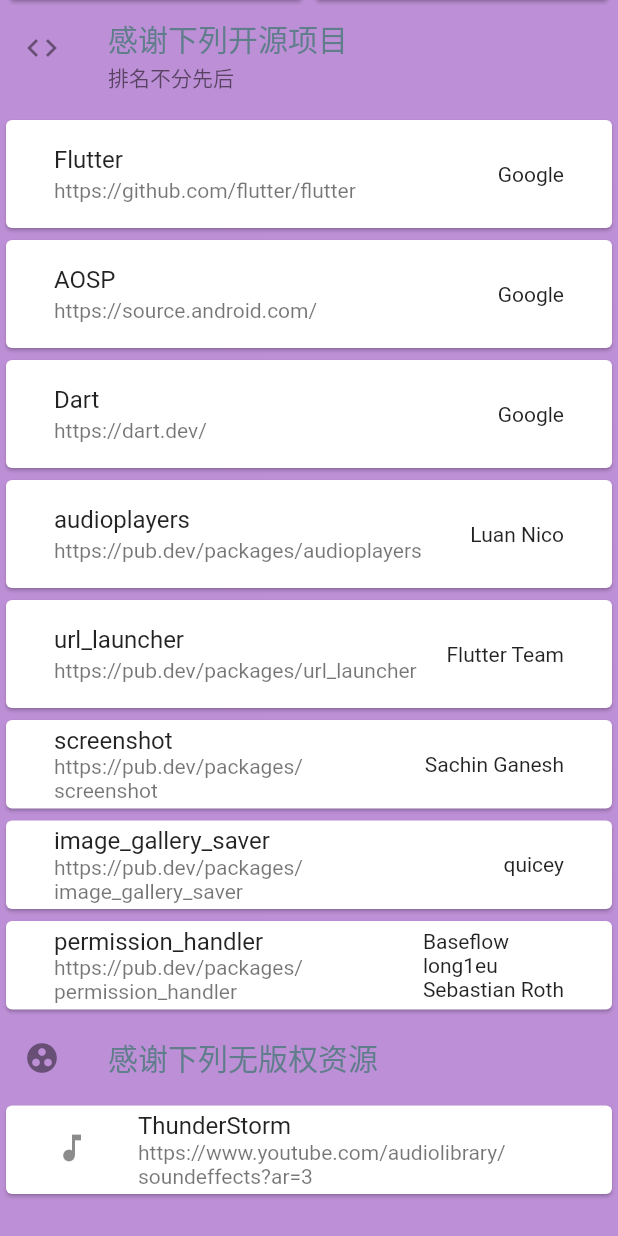
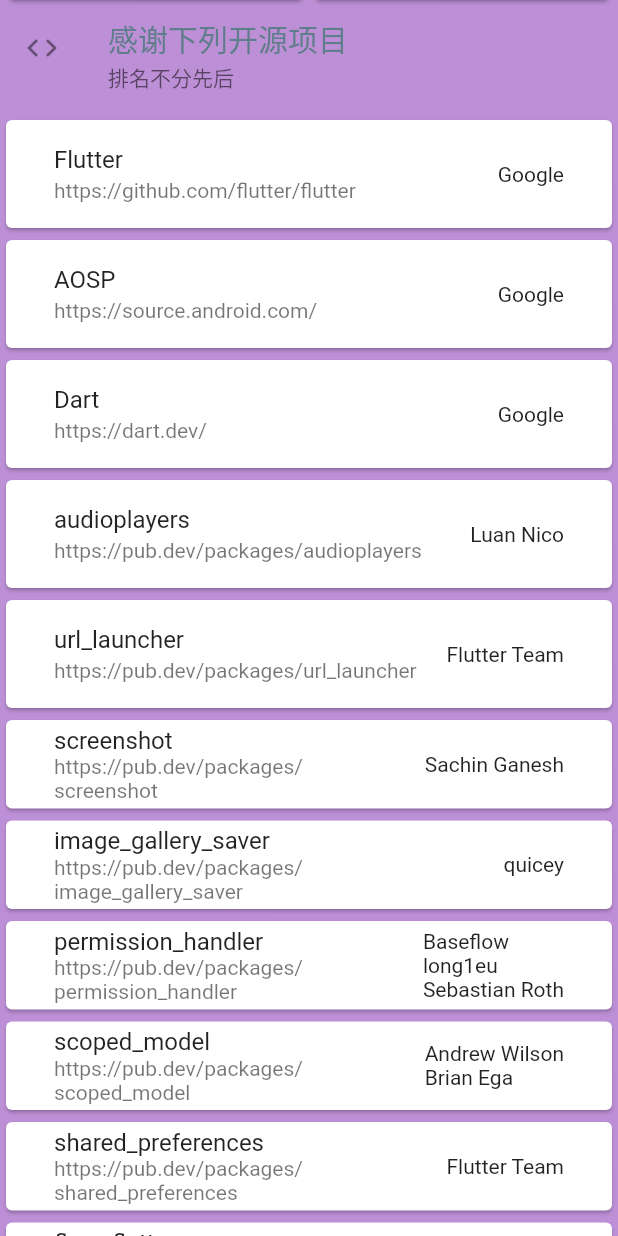
Before and after one commit to laiiihz/feelings, a Flutter app: the AboutPage screen opened directly, scrolled down 576 dp, on a phone screen of 412 x 824 dp. Run offline on Flutter 3.47's test engine with Material 2 defaults, Android fonts, the phone set to English and light mode, and no system bars; our stand-ins replace audioplayers, flare_flutter, image_gallery_saver, permission_handler, screenshot, shared_preferences; accounts and stored records are empty.

Commit message:
update about

```diff
--- a/lib/About.dart
+++ b/lib/About/About.dart
@@ -1,3 +1,4 @@
+import 'package:feelings/About/StaticAbout.dart';
 import 'package:flutter/material.dart';
 import 'package:url_launcher/url_launcher.dart';
 import 'package:feelings/static.dart';
@@ -11,6 +12,35 @@ class _AboutState extends State<AboutPage> {
   final _colorA = genRandomColor();
   final _colorB = genRandomColor();
   final _colorC = genRandomColor();
+
+  List<List<String>> _projectList = [
+    ['Flutter', 'https://github.com/flutter/flutter', 'Google'],
+    ['AOSP', 'https://source.android.com/', 'Google'],
+    ['Dart', 'https://dart.dev/', 'Google'],
+    ['audioplayers', 'https://pub.dev/packages/audioplayers', 'Luan Nico'],
+    ['url_launcher', 'https://pub.dev/packages/url_launcher', 'Flutter Team'],
+    ['screenshot', 'https://pub.dev/packages/screenshot', 'Sachin Ganesh'],
+    ['image_gallery_saver', 'https://pub.dev/packages/image_gallery_saver', 'quicey'],
+    ['permission_handler', 'https://pub.dev/packages/permission_handler', 'Baseflow\nlong1eu\nSebastian Roth'],
+    ['scoped_model', 'https://pub.dev/packages/scoped_model', 'Andrew Wilson\nBrian Ega'],
+    ['shared_preferences', 'https://pub.dev/packages/shared_preferences', 'Flutter Team'],
+    ['flare_flutter', 'https://pub.dev/packages/flare_flutter', '2Dimensions Team'],
+
+
+  ];
+  List<Widget> _projectsCards = [];
+
+  @override
+  void initState() {
+    // TODO: implement initState
+    super.initState();
+    for (List<String> item in _projectList) {
+      OpenSourceProjects _openSourceProjects =
+          OpenSourceProjects(item[0], item[1], item[2]);
+      _projectsCards.add(_openSourceProjects.genListTile());
+    }
+  }
+
   @override
   Widget build(BuildContext context) => Scaffold(
         body: Stack(
@@ -40,8 +70,11 @@ class _AboutState extends State<AboutPage> {
                     child: Material(
                       color: Colors.transparent,
                       child: IconButton(
-                        icon: Icon(Icons.arrow_back,color: Colors.white,),
-                        onPressed: ()=>Navigator.of(context).pop(),
+                        icon: Icon(
+                          Icons.arrow_back,
+                          color: Colors.white,
+                        ),
+                        onPressed: () => Navigator.of(context).pop(),
                       ),
                     ),
                   ),
@@ -75,14 +108,14 @@ class _AboutState extends State<AboutPage> {
                         ),
                         Container(
                           child: Center(
-                            child:Hero(
+                            child: Hero(
                               tag: 'title2',
                               child: Material(
                                 color: Colors.transparent,
                                 child: Text(
                                   '关于',
-                                  style:
-                                  TextStyle(fontSize: 30, color: Colors.white),
+                                  style: TextStyle(
+                                      fontSize: 30, color: Colors.white),
                                 ),
                               ),
                             ),
@@ -323,98 +356,9 @@ class _AboutState extends State<AboutPage> {
                         ),
                         subtitle: Text('排名不分先后'),
                       ),
-                      Card(
-                        child: FlatButton(
-                          onPressed: () =>
-                              launch('https://github.com/flutter/flutter'),
-                          child: ListTile(
-                            title: Text('Flutter'),
-                            subtitle:
-                                Text('https://github.com/flutter/flutter'),
-                            trailing: Text('Google'),
-                          ),
-                        ),
-                      ),
-                      Card(
-                        child: FlatButton(
-                          onPressed: () =>
-                              launch('https://source.android.com/'),
-                          child: ListTile(
-                            title: Text('AOSP'),
-                            subtitle: Text('https://source.android.com/'),
-                            trailing: Text('Google'),
-                          ),
-                        ),
-                      ),
-                      Card(
-                        child: FlatButton(
-                          onPressed: () => launch('https://dart.dev/'),
-                          child: ListTile(
-                            title: Text('Dart'),
-                            subtitle: Text('https://dart.dev/'),
-                            trailing: Text('Google'),
-                          ),
-                        ),
-                      ),
-                      Card(
-                        child: FlatButton(
-                          onPressed: () =>
-                              launch('https://pub.dev/packages/audioplayers'),
-                          child: ListTile(
-                            title: Text('audioplayers'),
-                            subtitle:
-                                Text('https://pub.dev/packages/audioplayers'),
-                            trailing: Text('Luan Nico'),
-                          ),
-                        ),
-                      ),
-                      Card(
-                        child: FlatButton(
-                          onPressed: () =>
-                              launch('https://pub.dev/packages/url_launcher'),
-                          child: ListTile(
-                            title: Text('url_launcher'),
-                            subtitle:
-                                Text('https://pub.dev/packages/url_launcher'),
-                            trailing: Text('Flutter Team'),
-                          ),
-                        ),
-                      ),
-                      Card(
-                        child: FlatButton(
-                          onPressed: () =>
-                              launch('https://pub.dev/packages/screenshot'),
-                          child: ListTile(
-                            title: Text('screenshot'),
-                            subtitle:
-                                Text('https://pub.dev/packages/screenshot'),
-                            trailing: Text('Sachin Ganesh'),
-                          ),
-                        ),
-                      ),
-                      Card(
-                        child: FlatButton(
-                          onPressed: () => launch(
-                              'https://pub.dev/packages/image_gallery_saver'),
-                          child: ListTile(
-                            title: Text('image_gallery_saver'),
-                            subtitle: Text(
-                                'https://pub.dev/packages/image_gallery_saver'),
-                            trailing: Text('quicey'),
-                          ),
-                        ),
-                      ),
-                      Card(
-                        child: FlatButton(
-                          onPressed: () => launch(
-                              'https://pub.dev/packages/permission_handler'),
-                          child: ListTile(
-                            title: Text('permission_handler'),
-                            subtitle: Text(
-                                'https://pub.dev/packages/permission_handler'),
-                            trailing: Text('Baseflow\nlong1eu\nSebastian Roth'),
-                          ),
-                        ),
+                      Column(
+                        mainAxisSize: MainAxisSize.min,
+                        children: _projectsCards,
                       ),
                       ListTile(
                         leading: Icon(Icons.group_work),
--- /dev/null
+++ b/lib/About/StaticAbout.dart
@@ -0,0 +1,26 @@
+import 'package:flutter/material.dart';
+import 'package:url_launcher/url_launcher.dart';
+
+class OpenSourceProjects{
+  String _name;
+  String _web;
+  String _author;
+  OpenSourceProjects(String name,String web,String author){
+    _name=name;
+    _web=web;
+    _author=author;
+  }
+
+  Widget genListTile(){
+    return Card(
+      child: FlatButton(
+        onPressed: () => launch(_web),
+        child: ListTile(
+          title: Text(_name),
+          subtitle: Text(_web),
+          trailing: Text(_author),
+        ),
+      ),
+    );
+  }
+}
--- a/lib/Home.dart
+++ b/lib/Home.dart
@@ -3,7 +3,7 @@ import 'package:audioplayers/audioplayers.dart';
 import 'package:audioplayers/audio_cache.dart';
 import 'package:flutter/material.dart';
 import 'package:feelings/static.dart';
-import 'package:feelings/About.dart';
+import 'package:feelings/About/About.dart';
 import 'package:feelings/ScreenShotPage.dart';
 
 class HomePage extends StatefulWidget {
--- a/lib/ScreenShotPage.dart
+++ b/lib/ScreenShotPage.dart
@@ -1,4 +1,4 @@
-import 'package:feelings/About.dart';
+import 'package:feelings/About/About.dart';
 import 'package:feelings/SplashPage.dart';
 import 'package:flutter/material.dart';
 import 'dart:io';
--- a/lib/model/AppModel.dart
+++ b/lib/model/AppModel.dart
@@ -3,7 +3,4 @@ import 'package:scoped_model/scoped_model.dart';
 class AppModel extends Model{
   bool _isInitApp=true;
   get isInitApp=>_isInitApp;
-  setInit(){
-
-  }
 }
```
